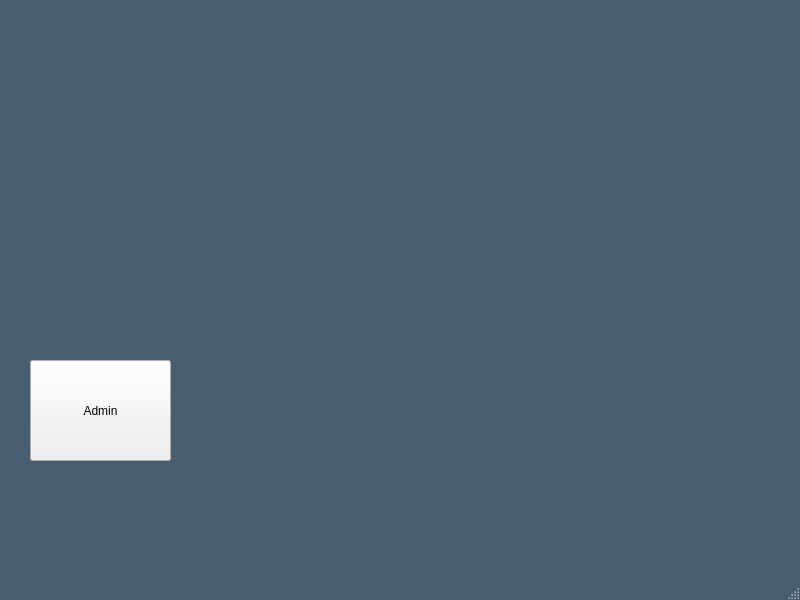
First picture: the form in CS1C_BulkClub/mainwindow.ui, repository BlankMKB/CS1C-Group-Project-1, before the edit.
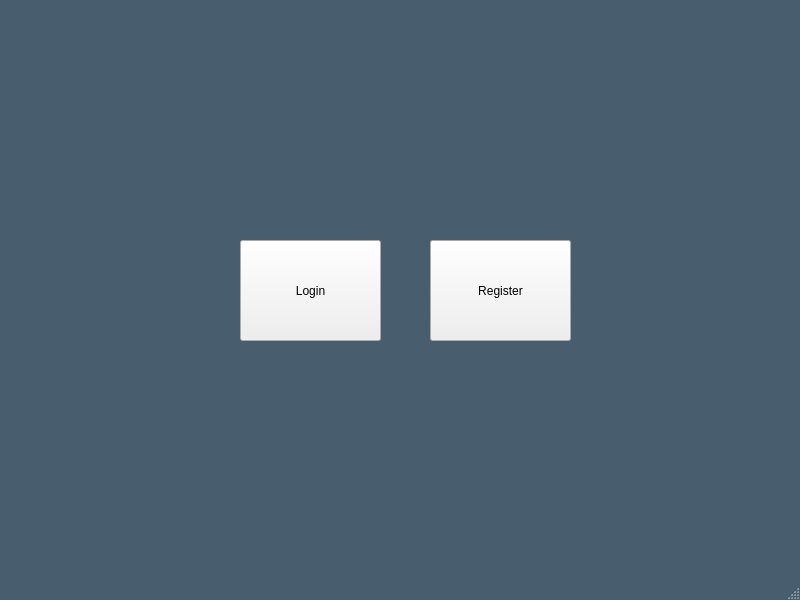
Second picture: the form after the edit.

What changed in the file:
```diff
--- a/CS1C_BulkClub/mainwindow.ui
+++ b/CS1C_BulkClub/mainwindow.ui
@@ -22,14 +22,27 @@
    <widget class="QPushButton" name="adminButton">
     <property name="geometry">
      <rect>
-      <x>30</x>
-      <y>360</y>
+      <x>240</x>
+      <y>240</y>
       <width>141</width>
       <height>101</height>
      </rect>
     </property>
     <property name="text">
-     <string>Admin</string>
+     <string>Login</string>
+    </property>
+   </widget>
+   <widget class="QPushButton" name="registerButton">
+    <property name="geometry">
+     <rect>
+      <x>430</x>
+      <y>240</y>
+      <width>141</width>
+      <height>101</height>
+     </rect>
+    </property>
+    <property name="text">
+     <string>Register</string>
     </property>
    </widget>
   </widget>
```
Left out of the diff: 4 changed lines with no effect on the pictures.
